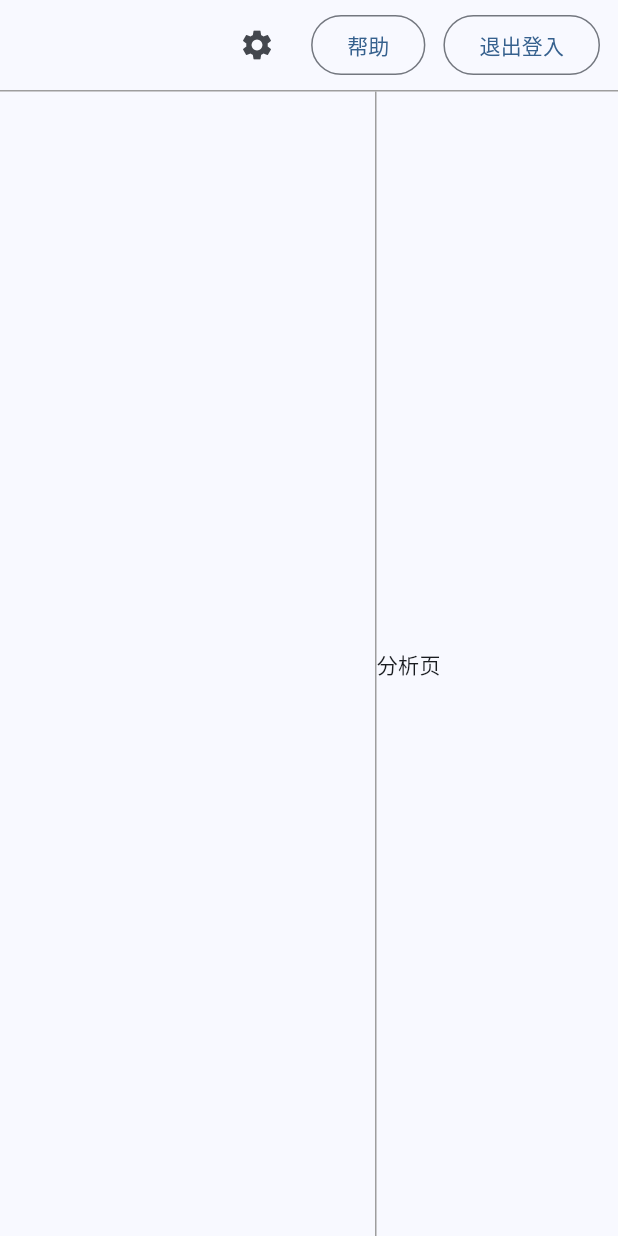
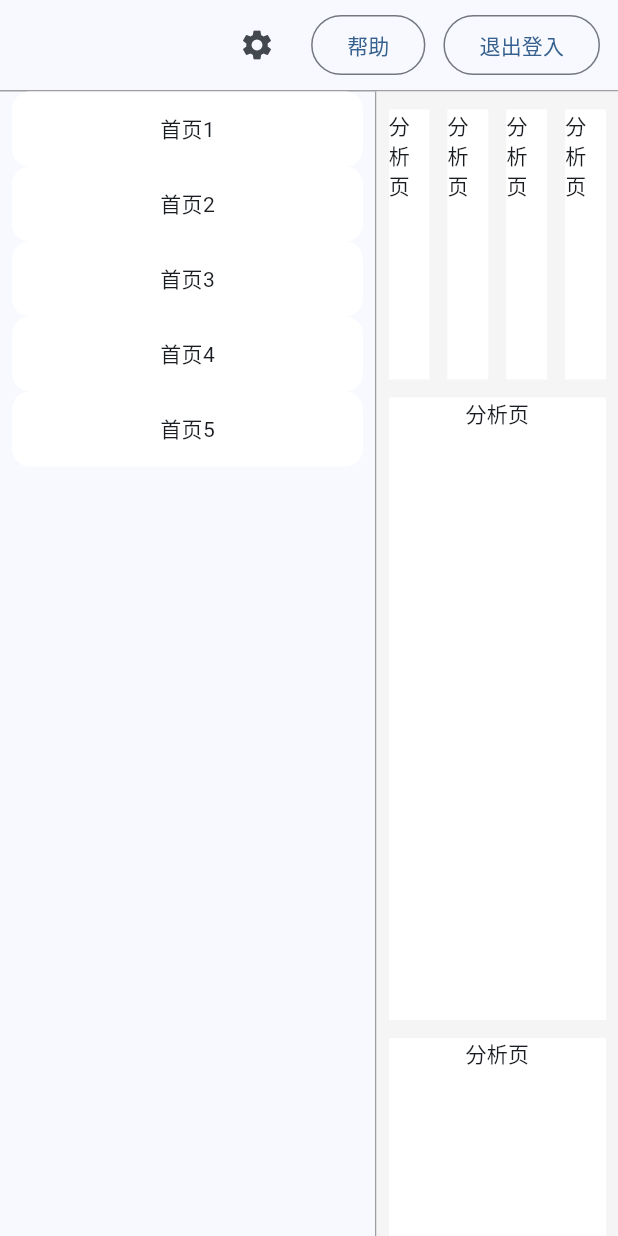
Before and after one commit to licheng1013/admin-flutter, a Flutter app: the screen it shows after launch, after a tap on "登入", on a phone screen of 412 x 824 dp. Run offline on Flutter 3.47's test engine with Material 3 defaults, Android fonts, the phone set to English and light mode, and no system bars; our stand-ins replace bot_toast, dio, get, shared_preferences; Roboto replaces fonts that are missing (MyFont).

Commit message:
优化主题功能!

```diff
--- a/lib/app/home/pages/analysis/view.dart
+++ b/lib/app/home/pages/analysis/view.dart
@@ -1,3 +1,4 @@
+import 'package:app_template/theme/theme_util.dart';
 import 'package:flutter/material.dart';
 import 'package:get/get.dart';
 
@@ -11,6 +12,58 @@ class AnalysisPage extends StatelessWidget {
 
   @override
   Widget build(BuildContext context) {
-    return const Text("分析页");
+    return Container(
+      padding: const EdgeInsets.symmetric(horizontal: 8),
+        color: const Color.fromARGB(255, 245, 245, 245),
+        child: ListView(
+          children: [
+            ThemeUtil.rowHeight(),
+            Row(
+              children: [
+                _card(),
+                ThemeUtil.rowWidth(),
+                _card(),
+                ThemeUtil.rowWidth(),
+                _card(),
+                ThemeUtil.rowWidth(),
+                _card(),
+              ],),
+            ThemeUtil.rowHeight(),
+            _sale(),
+            ThemeUtil.rowHeight(),
+            _sale(),
+            ThemeUtil.rowHeight(),
+            _sale(),
+            ThemeUtil.rowHeight(),
+          ],
+        ));
+  }
+  Widget _sale(){
+    return Container(
+      color: Colors.white,
+      width: double.infinity,
+      height: 415,
+      child: const Column(
+        children: [
+          Text("分析页"),
+        ],
+      ),
+    );
+  }
+
+
+  Widget _card(){
+    return Expanded(
+      child: Container(
+        padding: const EdgeInsets.all(0),
+        color: Colors.white,
+        height: 180,
+        child: const Column(
+          children: [
+            Text("分析页"),
+          ],
+        ),
+      ),
+    );
   }
 }
--- a/lib/app/home/sidebar/logic.dart
+++ b/lib/app/home/sidebar/logic.dart
@@ -1,7 +1,51 @@
+import 'package:app_template/app/home/pages/analysis/view.dart';
+import 'package:flutter/material.dart';
 import 'package:get/get.dart';
 
 import 'state.dart';
 
 class SidebarLogic extends GetxController {
   final SidebarState state = SidebarState();
+  static var selectName = "".obs;
+  static List<SidebarTree> treeList = [
+    SidebarTree(
+      name: "首页1",
+      icon: const Icon(Icons.home),
+      page: AnalysisPage(),
+    ),
+    SidebarTree(
+      name: "首页2",
+      icon: const Icon(Icons.home),
+    ),
+    SidebarTree(
+      name: "首页3",
+      icon: const Icon(Icons.home),
+    ),
+    SidebarTree(
+      name: "首页4",
+      icon: const Icon(Icons.home),
+    ),
+    SidebarTree(
+      name: "首页5",
+      icon: const Icon(Icons.home),
+    )
+  ];
 }
+
+class SidebarTree {
+  final String name;
+  final Icon icon;
+  final List<SidebarTree> children;
+  final bool isExpanded;
+  final Widget page;
+
+  SidebarTree({
+    required this.name,
+    this.icon = const Icon(Icons.ac_unit),
+    this.children = const [],
+    this.isExpanded = false,
+    this.page = const SizedBox(
+      child: Text("空"),
+    ),
+  });
+}
--- a/lib/app/home/sidebar/view.dart
+++ b/lib/app/home/sidebar/view.dart
@@ -1,3 +1,5 @@
+import 'package:app_template/common/message_util.dart';
+import 'package:app_template/theme/theme_util.dart';
 import 'package:flutter/material.dart';
 import 'package:get/get.dart';
 
@@ -11,6 +13,35 @@ class SidebarPage extends StatelessWidget {
 
   @override
   Widget build(BuildContext context) {
-    return const SizedBox(width: 250,);
+    return SizedBox(
+      width: 250,
+      child: ListView(
+        children: [
+          for (var item in SidebarLogic.treeList) _text(item),
+        ],
+      ),
+    );
+  }
+
+  Widget _text(SidebarTree item) {
+    return Padding(
+      padding: const EdgeInsets.symmetric(horizontal: 8),
+      child: InkWell(
+        borderRadius: BorderRadius.circular(12),
+        onTap: () {
+          SidebarLogic.selectName.value = item.name;
+        },
+        child: Obx(() {
+          return Container(
+              width: double.infinity,
+              decoration: ThemeUtil.boxDecoration(
+                  color: SidebarLogic.selectName.value == item.name
+                      ? Colors.grey.shade200
+                      : Colors.white,radius: 12),
+              height: 50,
+              child: Center(child: Text(item.name)));
+        }),
+      ),
+    );
   }
 }
--- a/lib/app/home/view.dart
+++ b/lib/app/home/view.dart
@@ -1,5 +1,6 @@
 import 'package:app_template/app/home/head/view.dart';
 import 'package:app_template/app/home/pages/analysis/view.dart';
+import 'package:app_template/app/home/sidebar/logic.dart';
 import 'package:app_template/app/home/sidebar/view.dart';
 import 'package:app_template/theme/theme_util.dart';
 import 'package:flutter/material.dart';
@@ -11,7 +12,9 @@ class HomePage extends StatelessWidget {
   HomePage({Key? key}) : super(key: key);
 
   final logic = Get.put(HomeLogic());
-  final state = Get.find<HomeLogic>().state;
+  final state = Get
+      .find<HomeLogic>()
+      .state;
 
   @override
   Widget build(BuildContext context) {
@@ -24,7 +27,15 @@ class HomePage extends StatelessWidget {
               children: [
                 SidebarPage(),
                 ThemeUtil.lineV(),
-                Expanded(child: AnalysisPage())
+                Expanded(child: Obx(() {
+                  return IndexedStack(
+                    index: SidebarLogic.treeList.indexWhere((element) =>
+                    element.name == SidebarLogic.selectName.value),
+                    children: [
+                      for (var item in SidebarLogic.treeList) item.page
+                    ],
+                  );
+                }))
               ],
             ),
           )
--- a/lib/theme/theme_util.dart
+++ b/lib/theme/theme_util.dart
@@ -2,11 +2,11 @@ import 'package:flutter/material.dart';
 
 class ThemeUtil {
   /// 圆角
-  static BoxDecoration boxDecoration({Color? color}) {
+  static BoxDecoration boxDecoration({Color? color, double radius = 6}) {
     // 圆角
     return BoxDecoration(
       color: color,
-      borderRadius: const BorderRadius.all(Radius.circular(6)),
+      borderRadius:  BorderRadius.all(Radius.circular(radius)),
     );
   }
 
```
